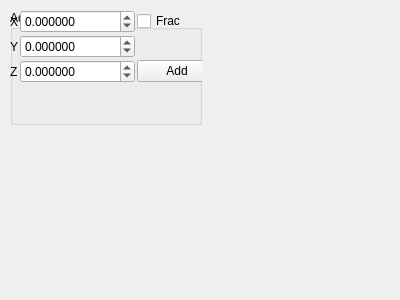
trisyoungs/aten, file src/gui/build.ui: the form before one commit.
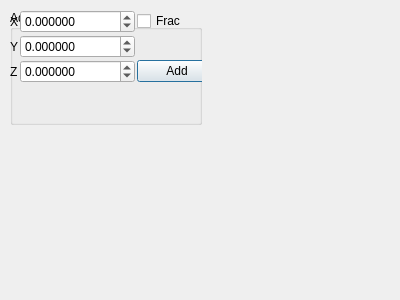
The form after the commit.

```diff
--- a/src/gui/build.ui
+++ b/src/gui/build.ui
@@ -1,6 +1,6 @@
 <ui version="4.0" >
- <class>BuildWidget</class>
- <widget class="QWidget" name="BuildWidget" >
+ <class>BuildDialog</class>
+ <widget class="QDialog" name="BuildDialog" >
   <property name="geometry" >
    <rect>
     <x>0</x>
```
